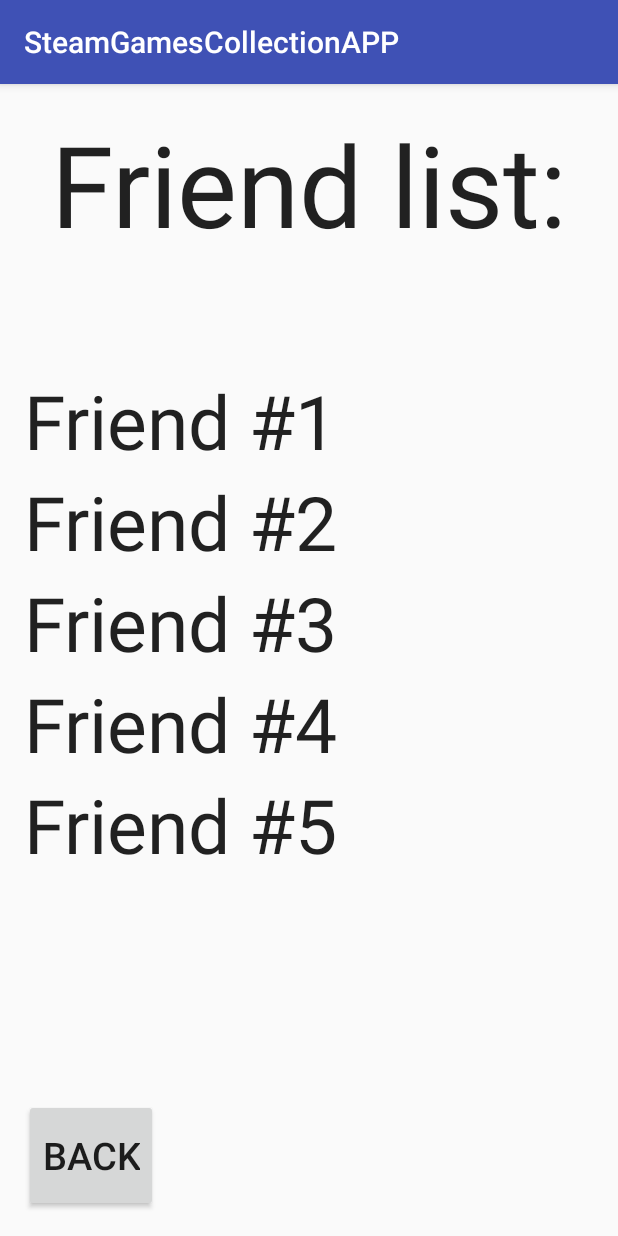
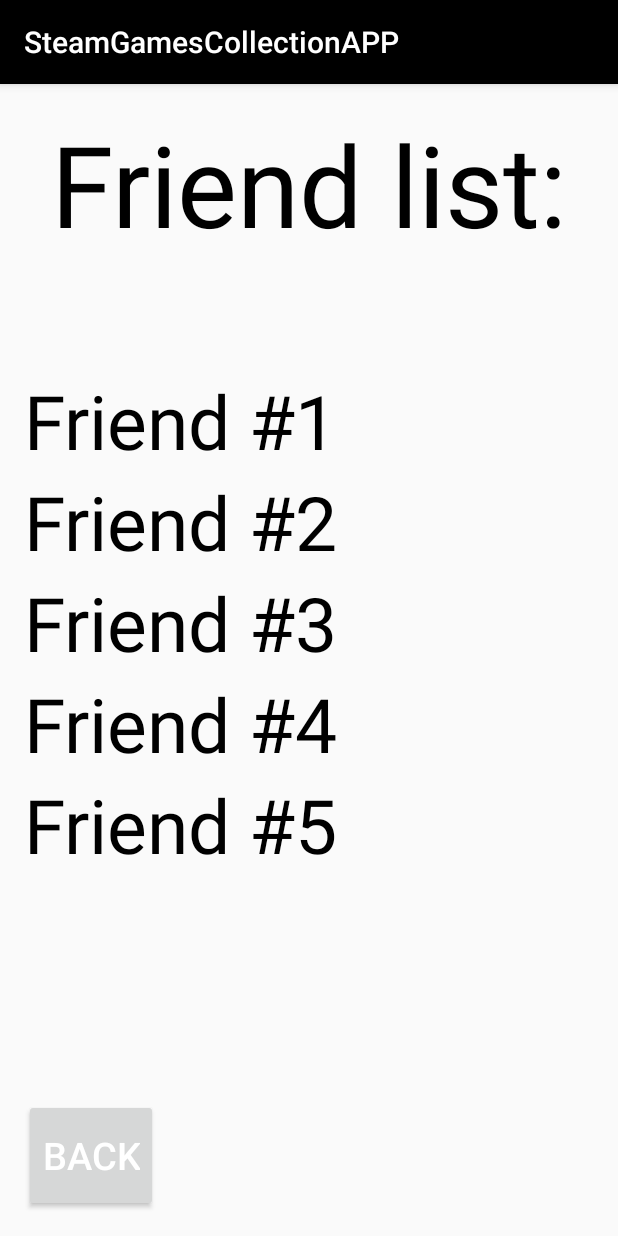
Before and after one commit to piskun-aleksei/SteamGamesCollectionAPP, an Android app: the ShowFriendListActivity screen opened directly, with no data from a screen before it, on a phone screen of 412 x 824 dp. Run offline under Robolectric (Android 15) with nearby library versions, the phone set to English and light mode, and no system bars.

Commit message:
Changed main theme colors

```diff
--- a/app/src/main/res/layout/activity_choose_next_step.xml
+++ b/app/src/main/res/layout/activity_choose_next_step.xml
@@ -18,7 +18,8 @@
         android:layout_alignParentTop="true"
         android:layout_centerHorizontal="true"
         android:minHeight="250dp"
-        android:gravity="center_vertical|center_horizontal" />
+        android:gravity="center_vertical|center_horizontal"
+        android:textColor="#000000" />
 
     <Button
         android:layout_width="wrap_content"
--- a/app/src/main/res/layout/activity_input.xml
+++ b/app/src/main/res/layout/activity_input.xml
@@ -16,7 +16,8 @@
         android:layout_alignParentRight="true"
         android:layout_alignParentEnd="true"
         android:textSize="50dp"
-        android:text="Input ID" />
+        android:text="Input ID"
+        android:textColor="#000000" />
 
     <Button
         android:layout_width="wrap_content"
--- a/app/src/main/res/layout/activity_show_friend_list.xml
+++ b/app/src/main/res/layout/activity_show_friend_list.xml
@@ -15,7 +15,8 @@
         android:id="@+id/friend_list_message"
         android:layout_alignParentTop="true"
         android:layout_centerHorizontal="true"
-        android:textSize="75dp" />
+        android:textSize="75dp"
+        android:textColor="#000000" />
 
     <TextView
         android:layout_width="wrap_content"
@@ -27,7 +28,8 @@
         android:layout_alignParentLeft="true"
         android:layout_alignParentStart="true"
         android:layout_marginTop="74dp"
-        android:textSize="50dp" />
+        android:textSize="50dp"
+        android:textColor="#000000" />
 
     <TextView
         android:layout_width="wrap_content"
@@ -38,7 +40,8 @@
         android:layout_below="@+id/friend_first_message"
         android:layout_alignParentLeft="true"
         android:layout_alignParentStart="true"
-        android:textSize="50dp" />
+        android:textSize="50dp"
+        android:textColor="#000000" />
 
     <TextView
         android:layout_width="wrap_content"
@@ -49,7 +52,8 @@
         android:layout_below="@+id/friend_second_message"
         android:layout_alignParentLeft="true"
         android:layout_alignParentStart="true"
-        android:textSize="50dp" />
+        android:textSize="50dp"
+        android:textColor="#000000" />
 
     <TextView
         android:layout_width="wrap_content"
@@ -60,7 +64,8 @@
         android:layout_below="@+id/friend_third_message"
         android:layout_alignParentLeft="true"
         android:layout_alignParentStart="true"
-        android:textSize="50dp" />
+        android:textSize="50dp"
+        android:textColor="#000000" />
 
     <TextView
         android:layout_width="wrap_content"
@@ -71,7 +76,8 @@
         android:layout_below="@+id/friend_fourth_message"
         android:layout_alignParentLeft="true"
         android:layout_alignParentStart="true"
-        android:textSize="50dp" />
+        android:textSize="50dp"
+        android:textColor="#000000" />
 
     <Button
         android:layout_width="wrap_content"
--- a/app/src/main/res/values/colors.xml
+++ b/app/src/main/res/values/colors.xml
@@ -1,6 +1,6 @@
 <?xml version="1.0" encoding="utf-8"?>
 <resources>
-    <color name="colorPrimary">#3F51B5</color>
-    <color name="colorPrimaryDark">#303F9F</color>
-    <color name="colorAccent">#FF4081</color>
+    <color name="colorPrimary">#000000</color>
+    <color name="colorPrimaryDark">#2b2c2e</color>
+    <color name="textColorPrimary">#ffffff</color>
 </resources>
--- a/app/src/main/res/values/styles.xml
+++ b/app/src/main/res/values/styles.xml
@@ -5,7 +5,7 @@
         <!-- Customize your theme here. -->
         <item name="colorPrimary">@color/colorPrimary</item>
         <item name="colorPrimaryDark">@color/colorPrimaryDark</item>
-        <item name="colorAccent">@color/colorAccent</item>
+        <item name="android:textColorPrimary">@color/textColorPrimary</item>
     </style>
 
 </resources>
```
